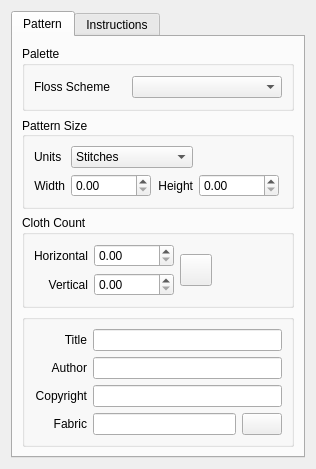
KDE/kxstitch, file ui/FileProperties.ui: the form before one commit.
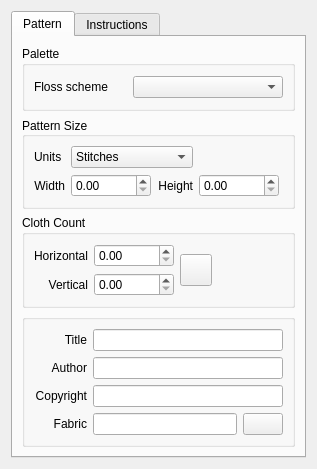
The form after the commit. Custom widgets are drawn as their Qt base class.

```diff
--- a/ui/FileProperties.ui
+++ b/ui/FileProperties.ui
@@ -9,7 +9,7 @@
    <rect>
     <x>0</x>
     <y>0</y>
-    <width>316</width>
+    <width>317</width>
     <height>449</height>
    </rect>
   </property>
@@ -38,7 +38,7 @@
             <item>
              <widget class="QLabel" name="label_11">
               <property name="text">
-               <string>Floss Scheme</string>
+               <string>Floss scheme</string>
               </property>
              </widget>
             </item>
```
